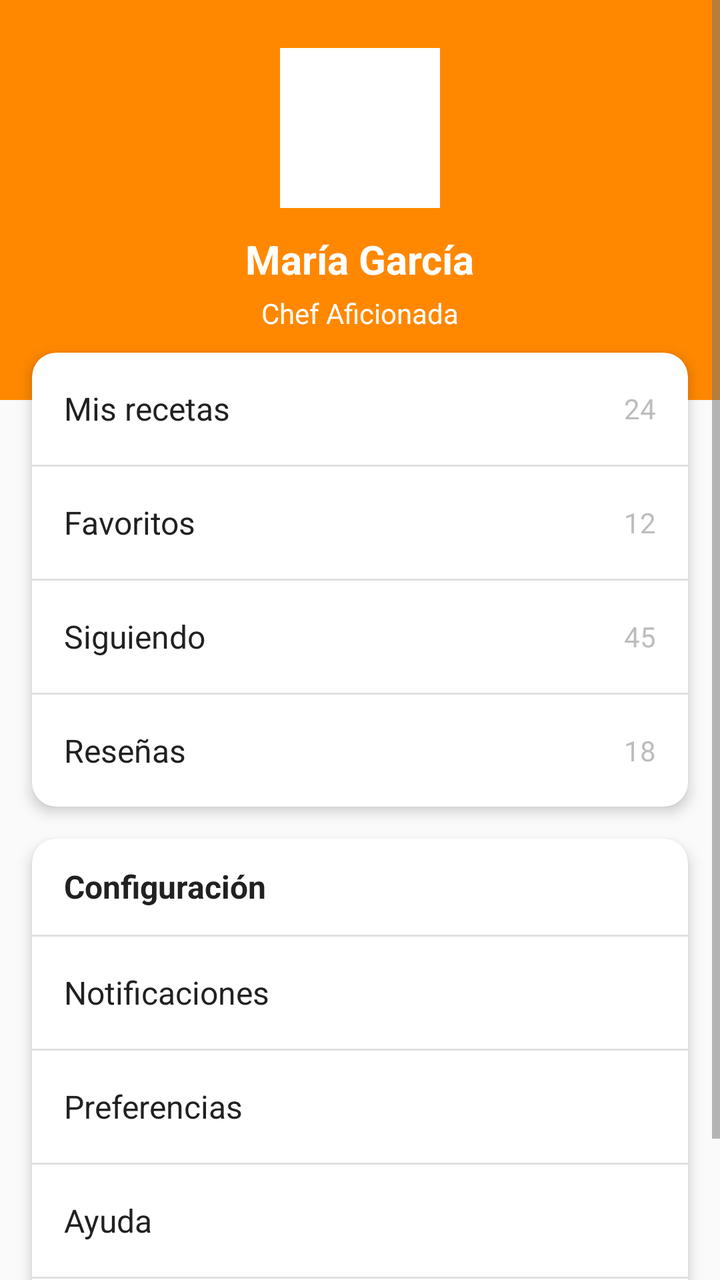
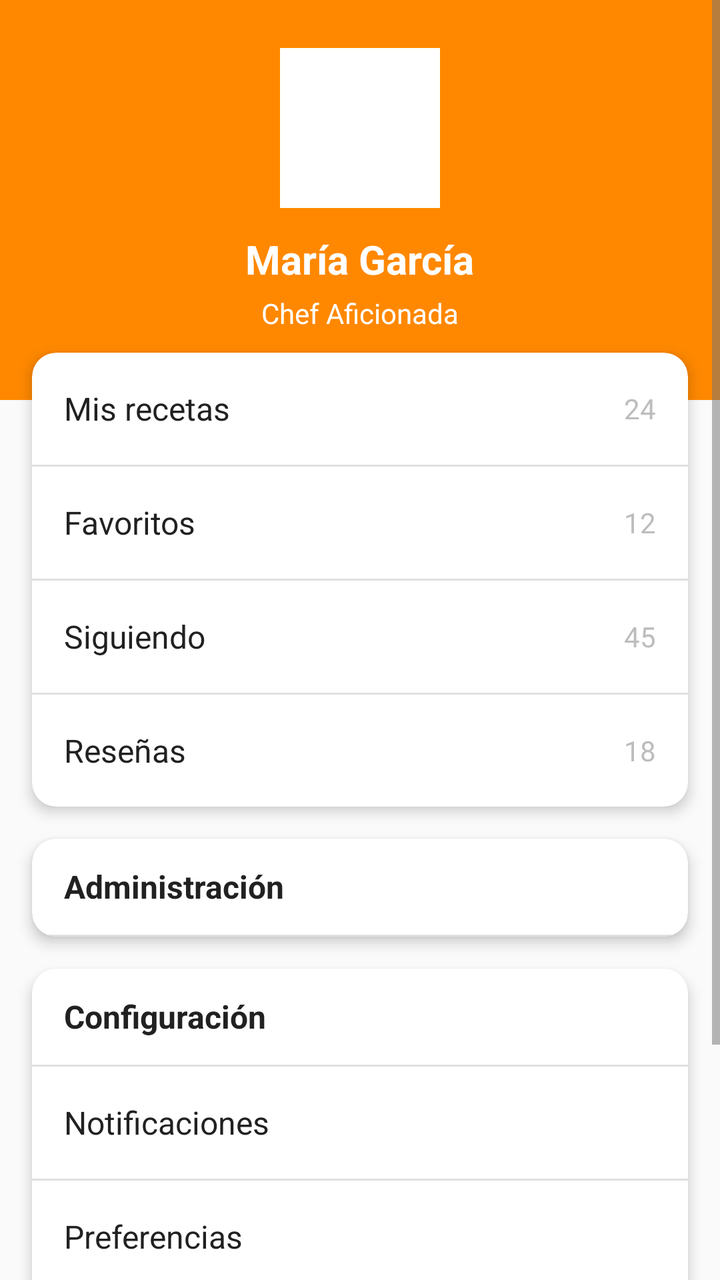

The first picture is an Android layout as it rendered before a commit; the second is the same layout after the commit. The layout source and the unified diff follow.
<!-- AndroidManifest.xml: application theme Theme.RecetApp -->
<!-- res/layout/fragment_perfil.xml -->
<?xml version="1.0" encoding="utf-8"?>
<ScrollView
    xmlns:android="http://schemas.android.com/apk/res/android"
    xmlns:app="http://schemas.android.com/apk/res-auto"
    android:layout_width="match_parent"
    android:layout_height="match_parent"
    android:fillViewport="true"
    android:background="@color/background_light">

    <androidx.constraintlayout.widget.ConstraintLayout
        android:layout_width="match_parent"
        android:layout_height="wrap_content">

        
        <View
            android:id="@+id/view_header"
            android:layout_width="0dp"
            android:layout_height="200dp"
            android:background="@android:color/holo_orange_dark"
            app:layout_constraintEnd_toEndOf="parent"
            app:layout_constraintStart_toStartOf="parent"
            app:layout_constraintTop_toTopOf="parent" />

        
        <View
            android:id="@+id/iv_perfil"
            android:layout_width="80dp"
            android:layout_height="80dp"
            android:layout_marginTop="24dp"
            android:background="@android:color/white"
            app:layout_constraintEnd_toEndOf="parent"
            app:layout_constraintStart_toStartOf="parent"
            app:layout_constraintTop_toTopOf="parent" />

        <TextView
            android:id="@+id/tv_nombre"
            android:layout_width="wrap_content"
            android:layout_height="wrap_content"
            android:layout_marginTop="12dp"
            android:text="María García"
            android:textColor="@color/white"
            android:textSize="20sp"
            android:textStyle="bold"
            app:layout_constraintEnd_toEndOf="parent"
            app:layout_constraintStart_toStartOf="parent"
            app:layout_constraintTop_toBottomOf="@id/iv_perfil" />

        <TextView
            android:id="@+id/tv_tipo"
            android:layout_width="wrap_content"
            android:layout_height="wrap_content"
            android:layout_marginTop="4dp"
            android:text="@string/chef_aficionada"
            android:textColor="@color/white"
            android:textSize="14sp"
            app:layout_constraintEnd_toEndOf="parent"
            app:layout_constraintStart_toStartOf="parent"
            app:layout_constraintTop_toBottomOf="@id/tv_nombre" />

        
        <LinearLayout
            android:id="@+id/ll_stats"
            android:layout_width="0dp"
            android:layout_height="wrap_content"
            android:layout_marginTop="24dp"
            android:gravity="center"
            android:orientation="horizontal"
            android:paddingBottom="24dp"
            app:layout_constraintEnd_toEndOf="parent"
            app:layout_constraintStart_toStartOf="parent"
            app:layout_constraintTop_toBottomOf="@id/tv_tipo">

            <LinearLayout
                android:layout_width="0dp"
                android:layout_height="wrap_content"
                android:layout_weight="1"
                android:gravity="center"
                android:orientation="vertical">

                <TextView
                    android:id="@+id/tv_recetas"
                    android:layout_width="wrap_content"
                    android:layout_height="wrap_content"
                    android:text="24"
                    android:textColor="@color/white"
                    android:textSize="24sp"
                    android:textStyle="bold" />

                <TextView
                    android:layout_width="wrap_content"
                    android:layout_height="wrap_content"
                    android:layout_marginTop="4dp"
                    android:text="@string/recetas"
                    android:textColor="@color/white"
                    android:textSize="12sp" />

            </LinearLayout>

            <LinearLayout
                android:layout_width="0dp"
                android:layout_height="wrap_content"
                android:layout_weight="1"
                android:gravity="center"
                android:orientation="vertical">

                <TextView
                    android:id="@+id/tv_favoritos"
                    android:layout_width="wrap_content"
                    android:layout_height="wrap_content"
                    android:text="12"
                    android:textColor="@color/white"
                    android:textSize="24sp"
                    android:textStyle="bold" />

                <TextView
                    android:layout_width="wrap_content"
                    android:layout_height="wrap_content"
                    android:layout_marginTop="4dp"
                    android:text="@string/favoritos"
                    android:textColor="@color/white"
                    android:textSize="12sp" />

            </LinearLayout>

            <LinearLayout
                android:layout_width="0dp"
                android:layout_height="wrap_content"
                android:layout_weight="1"
                android:gravity="center"
                android:orientation="vertical">

                <TextView
                    android:id="@+id/tv_seguidores"
                    android:layout_width="wrap_content"
                    android:layout_height="wrap_content"
                    android:text="156"
                    android:textColor="@color/white"
                    android:textSize="24sp"
                    android:textStyle="bold" />

                <TextView
                    android:layout_width="wrap_content"
                    android:layout_height="wrap_content"
                    android:layout_marginTop="4dp"
                    android:text="@string/seguidores"
                    android:textColor="@color/white"
                    android:textSize="12sp" />

            </LinearLayout>

        </LinearLayout>

        
        <androidx.cardview.widget.CardView
            android:id="@+id/cv_opciones"
            android:layout_width="0dp"
            android:layout_height="wrap_content"
            android:layout_marginStart="16dp"
            android:layout_marginTop="-24dp"
            android:layout_marginEnd="16dp"
            app:cardCornerRadius="12dp"
            app:cardElevation="4dp"
            app:layout_constraintEnd_toEndOf="parent"
            app:layout_constraintStart_toStartOf="parent"
            app:layout_constraintTop_toBottomOf="@id/view_header">

            <LinearLayout
                android:layout_width="match_parent"
                android:layout_height="wrap_content"
                android:orientation="vertical">

                <LinearLayout
                    android:id="@+id/ll_mis_recetas"
                    android:layout_width="match_parent"
                    android:layout_height="56dp"
                    android:background="?attr/selectableItemBackground"
                    android:clickable="true"
                    android:focusable="true"
                    android:gravity="center_vertical"
                    android:orientation="horizontal"
                    android:paddingStart="16dp"
                    android:paddingEnd="16dp">

                    <TextView
                        android:layout_width="0dp"
                        android:layout_height="wrap_content"
                        android:layout_weight="1"
                        android:text="@string/mis_recetas"
                        android:textColor="@color/text_primary"
                        android:textSize="16sp" />

                    <TextView
                        android:layout_width="wrap_content"
                        android:layout_height="wrap_content"
                        android:text="24"
                        android:textColor="@color/text_hint"
                        android:textSize="14sp" />

                </LinearLayout>

                <View
                    android:layout_width="match_parent"
                    android:layout_height="1dp"
                    android:background="@color/divider" />

                <LinearLayout
                    android:id="@+id/ll_favoritos"
                    android:layout_width="match_parent"
                    android:layout_height="56dp"
                    android:background="?attr/selectableItemBackground"
                    android:clickable="true"
                    android:focusable="true"
                    android:gravity="center_vertical"
                    android:orientation="horizontal"
                    android:paddingStart="16dp"
                    android:paddingEnd="16dp">

                    <TextView
                        android:layout_width="0dp"
                        android:layout_height="wrap_content"
                        android:layout_weight="1"
                        android:text="@string/favoritos"
                        android:textColor="@color/text_primary"
                        android:textSize="16sp" />

                    <TextView
                        android:layout_width="wrap_content"
                        android:layout_height="wrap_content"
                        android:text="12"
                        android:textColor="@color/text_hint"
                        android:textSize="14sp" />

                </LinearLayout>

                <View
                    android:layout_width="match_parent"
                    android:layout_height="1dp"
                    android:background="@color/divider" />

                <LinearLayout
                    android:id="@+id/ll_siguiendo"
                    android:layout_width="match_parent"
                    android:layout_height="56dp"
                    android:background="?attr/selectableItemBackground"
                    android:clickable="true"
                    android:focusable="true"
                    android:gravity="center_vertical"
                    android:orientation="horizontal"
                    android:paddingStart="16dp"
                    android:paddingEnd="16dp">

                    <TextView
                        android:layout_width="0dp"
                        android:layout_height="wrap_content"
                        android:layout_weight="1"
                        android:text="@string/siguiendo"
                        android:textColor="@color/text_primary"
                        android:textSize="16sp" />

                    <TextView
                        android:layout_width="wrap_content"
                        android:layout_height="wrap_content"
                        android:text="45"
                        android:textColor="@color/text_hint"
                        android:textSize="14sp" />

                </LinearLayout>

                <View
                    android:layout_width="match_parent"
                    android:layout_height="1dp"
                    android:background="@color/divider" />

                <LinearLayout
                    android:id="@+id/ll_resenas"
                    android:layout_width="match_parent"
                    android:layout_height="56dp"
                    android:background="?attr/selectableItemBackground"
                    android:clickable="true"
                    android:focusable="true"
                    android:gravity="center_vertical"
                    android:orientation="horizontal"
                    android:paddingStart="16dp"
                    android:paddingEnd="16dp">

                    <TextView
                        android:layout_width="0dp"
                        android:layout_height="wrap_content"
                        android:layout_weight="1"
                        android:text="@string/resenas"
                        android:textColor="@color/text_primary"
                        android:textSize="16sp" />

                    <TextView
                        android:layout_width="wrap_content"
                        android:layout_height="wrap_content"
                        android:text="18"
                        android:textColor="@color/text_hint"
                        android:textSize="14sp" />

                </LinearLayout>

            </LinearLayout>

        </androidx.cardview.widget.CardView>

        
        <androidx.cardview.widget.CardView
            android:layout_width="0dp"
            android:layout_height="wrap_content"
            android:layout_marginStart="16dp"
            android:layout_marginTop="16dp"
            android:layout_marginEnd="16dp"
            android:layout_marginBottom="24dp"
            app:cardCornerRadius="12dp"
            app:cardElevation="4dp"
            app:layout_constraintBottom_toBottomOf="parent"
            app:layout_constraintEnd_toEndOf="parent"
            app:layout_constraintStart_toStartOf="parent"
            app:layout_constraintTop_toBottomOf="@id/cv_opciones">

            <LinearLayout
                android:layout_width="match_parent"
                android:layout_height="wrap_content"
                android:orientation="vertical">

                <TextView
                    android:layout_width="match_parent"
                    android:layout_height="48dp"
                    android:gravity="center_vertical"
                    android:paddingStart="16dp"
                    android:paddingEnd="16dp"
                    android:text="@string/configuracion"
                    android:textColor="@color/text_primary"
                    android:textSize="16sp"
                    android:textStyle="bold" />

                <View
                    android:layout_width="match_parent"
                    android:layout_height="1dp"
                    android:background="@color/divider" />

                <LinearLayout
                    android:id="@+id/ll_notificaciones"
                    android:layout_width="match_parent"
                    android:layout_height="56dp"
                    android:background="?attr/selectableItemBackground"
                    android:clickable="true"
                    android:focusable="true"
                    android:gravity="center_vertical"
                    android:paddingStart="16dp"
                    android:paddingEnd="16dp">

                    <TextView
                        android:layout_width="wrap_content"
                        android:layout_height="wrap_content"
                        android:text="@string/notificaciones"
                        android:textColor="@color/text_primary"
                        android:textSize="16sp" />

                </LinearLayout>

                <View
                    android:layout_width="match_parent"
                    android:layout_height="1dp"
                    android:background="@color/divider" />

                <LinearLayout
                    android:id="@+id/ll_preferencias"
                    android:layout_width="match_parent"
                    android:layout_height="56dp"
                    android:background="?attr/selectableItemBackground"
                    android:clickable="true"
                    android:focusable="true"
                    android:gravity="center_vertical"
                    android:paddingStart="16dp"
                    android:paddingEnd="16dp">

                    <TextView
                        android:layout_width="wrap_content"
                        android:layout_height="wrap_content"
                        android:text="@string/preferencias"
                        android:textColor="@color/text_primary"
                        android:textSize="16sp" />

                </LinearLayout>

                <View
                    android:layout_width="match_parent"
                    android:layout_height="1dp"
                    android:background="@color/divider" />

                <LinearLayout
                    android:id="@+id/ll_ayuda"
                    android:layout_width="match_parent"
                    android:layout_height="56dp"
                    android:background="?attr/selectableItemBackground"
                    android:clickable="true"
                    android:focusable="true"
                    android:gravity="center_vertical"
                    android:paddingStart="16dp"
                    android:paddingEnd="16dp">

                    <TextView
                        android:layout_width="wrap_content"
                        android:layout_height="wrap_content"
                        android:text="@string/ayuda"
                        android:textColor="@color/text_primary"
                        android:textSize="16sp" />

                </LinearLayout>

                <View
                    android:layout_width="match_parent"
                    android:layout_height="1dp"
                    android:background="@color/divider" />

                <LinearLayout
                    android:id="@+id/ll_cerrar_sesion"
                    android:layout_width="match_parent"
                    android:layout_height="56dp"
                    android:background="?attr/selectableItemBackground"
                    android:clickable="true"
                    android:focusable="true"
                    android:gravity="center_vertical"
                    android:paddingStart="16dp"
                    android:paddingEnd="16dp">

                    <TextView
                        android:layout_width="wrap_content"
                        android:layout_height="wrap_content"
                        android:text="@string/cerrar_sesion"
                        android:textColor="@color/error"
                        android:textSize="16sp" />

                </LinearLayout>

            </LinearLayout>

        </androidx.cardview.widget.CardView>

    </androidx.constraintlayout.widget.ConstraintLayout>

</ScrollView>
<!-- resources referenced by this layout -->
<resources>
  <color name="background_light">#FAFAFA</color>
  <color name="divider">#E0E0E0</color>
  <color name="error">#D32F2F</color>
  <color name="text_hint">#BDBDBD</color>
  <color name="text_primary">#212121</color>
  <color name="white">#FFFFFF</color>
  <string name="ayuda">Ayuda</string>
  <string name="cerrar_sesion">Cerrar sesión</string>
  <string name="chef_aficionada">Chef Aficionada</string>
  <string name="configuracion">Configuración</string>
  <string name="favoritos">Favoritos</string>
  <string name="mis_recetas">Mis recetas</string>
  <string name="notificaciones">Notificaciones</string>
  <string name="preferencias">Preferencias</string>
  <string name="recetas">Recetas</string>
  <string name="resenas">Reseñas</string>
  <string name="seguidores">Seguidores</string>
  <string name="siguiendo">Siguiendo</string>
  <style name="Theme.RecetApp" parent="Base.Theme.RecetApp" />
  <style name="Base.Theme.RecetApp" parent="Theme.Material3.Light.NoActionBar">
          
          <item name="colorPrimary">@color/orange_primary</item>
          <item name="colorPrimaryVariant">@color/orange_primary_dark</item>
          <item name="colorOnPrimary">@color/white</item>
  
          
          <item name="colorSecondary">@color/red_accent</item>
          <item name="colorSecondaryVariant">@color/red_accent</item>
          <item name="colorOnSecondary">@color/white</item>
  
          
          <item name="android:statusBarColor">@color/white</item>
          <item name="android:windowLightStatusBar">true</item>
  
          
          <item name="android:textColorPrimary">@color/text_primary</item>
          <item name="android:textColorSecondary">@color/text_secondary</item>
      </style>
  <color name="orange_primary">#FF6B35</color>
  <color name="orange_primary_dark">#E55A2B</color>
  <color name="red_accent">#DC143C</color>
  <color name="text_secondary">#757575</color>
</resources>

<!-- the commit's change to res/layout/fragment_perfil.xml (unified diff, before → after) -->
@@ -11,7 +11,6 @@
         android:layout_width="match_parent"
         android:layout_height="wrap_content">
 
-        
         <View
             android:id="@+id/view_header"
             android:layout_width="0dp"
@@ -21,7 +20,6 @@
             app:layout_constraintStart_toStartOf="parent"
             app:layout_constraintTop_toTopOf="parent" />
 
-        
         <View
             android:id="@+id/iv_perfil"
             android:layout_width="80dp"
@@ -57,7 +55,6 @@
             app:layout_constraintStart_toStartOf="parent"
             app:layout_constraintTop_toBottomOf="@id/tv_nombre" />
 
-        
         <LinearLayout
             android:id="@+id/ll_stats"
             android:layout_width="0dp"
@@ -150,7 +147,6 @@
 
         </LinearLayout>
 
-        
         <androidx.cardview.widget.CardView
             android:id="@+id/cv_opciones"
             android:layout_width="0dp"
@@ -304,7 +300,80 @@
 
         </androidx.cardview.widget.CardView>
 
-        
+        <androidx.cardview.widget.CardView
+            android:id="@+id/cv_admin"
+            android:layout_width="0dp"
+            android:layout_height="wrap_content"
+            android:layout_marginStart="16dp"
+            android:layout_marginTop="16dp"
+            android:layout_marginEnd="16dp"
+            app:cardCornerRadius="12dp"
+            app:cardElevation="4dp"
+            app:layout_constraintEnd_toEndOf="parent"
+            app:layout_constraintStart_toStartOf="parent"
+            app:layout_constraintTop_toBottomOf="@id/cv_opciones">
+
+            <LinearLayout
+                android:layout_width="match_parent"
+                android:layout_height="wrap_content"
+                android:orientation="vertical">
+
+                <TextView
+                    android:layout_width="match_parent"
+                    android:layout_height="48dp"
+                    android:gravity="center_vertical"
+                    android:paddingStart="16dp"
+                    android:paddingEnd="16dp"
+                    android:text="Administración"
+                    android:textColor="@color/text_primary"
+                    android:textSize="16sp"
+                    android:textStyle="bold" />
+
+                <View
+                    android:layout_width="match_parent"
+                    android:layout_height="1dp"
+                    android:background="@color/divider" />
+
+                <LinearLayout
+                    android:id="@+id/ll_admin"
+                    android:layout_width="match_parent"
+                    android:layout_height="56dp"
+                    android:background="?attr/selectableItemBackground"
+                    android:clickable="true"
+                    android:focusable="true"
+                    android:gravity="center_vertical"
+                    android:paddingStart="16dp"
+                    android:paddingEnd="16dp"
+                    android:visibility="gone">
+
+                    <TextView
+                        android:layout_width="0dp"
+                        android:layout_height="wrap_content"
+                        android:layout_weight="1"
+                        android:text="Gestionar Usuarios"
+                        android:textColor="@color/error"
+                        android:textSize="16sp"
+                        android:textStyle="bold" />
+
+                    <TextView
+                        android:layout_width="wrap_content"
+                        android:layout_height="wrap_content"
+                        android:background="@color/error"
+                        android:paddingStart="8dp"
+                        android:paddingTop="4dp"
+                        android:paddingEnd="8dp"
+                        android:paddingBottom="4dp"
+                        android:text="ADMIN"
+                        android:textColor="@color/white"
+                        android:textSize="10sp"
+                        android:textStyle="bold" />
+
+                </LinearLayout>
+
+            </LinearLayout>
+
+        </androidx.cardview.widget.CardView>
+
         <androidx.cardview.widget.CardView
             android:layout_width="0dp"
             android:layout_height="wrap_content"
@@ -317,7 +386,7 @@
             app:layout_constraintBottom_toBottomOf="parent"
             app:layout_constraintEnd_toEndOf="parent"
             app:layout_constraintStart_toStartOf="parent"
-            app:layout_constraintTop_toBottomOf="@id/cv_opciones">
+            app:layout_constraintTop_toBottomOf="@id/cv_admin">
 
             <LinearLayout
                 android:layout_width="match_parent"
